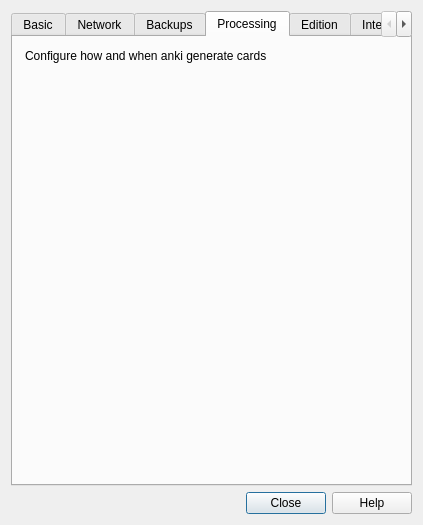
Old version of the form designer/preferences.ui in the repository Arthur-Milchior/anki.
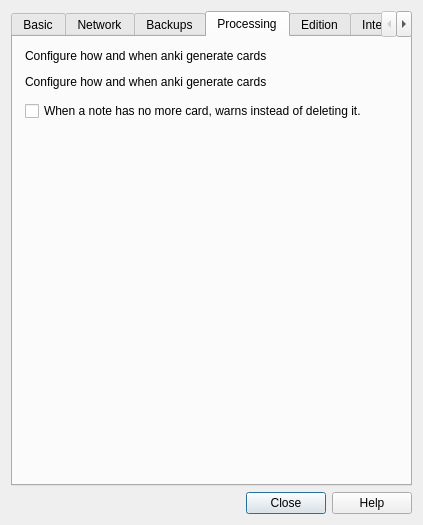
New version of the form. The open tabs and pages were chosen to show the change.

Commit message: Preference keepEmptyNote

The edit to the form file:
```diff
--- a/designer/preferences.ui
+++ b/designer/preferences.ui
@@ -459,6 +459,23 @@
          </property>
         </widget>
        </item>
+       <item>
+        <widget class="QLabel" name="label_12">
+         <property name="text">
+          <string>&lt;html&gt;&lt;head/&gt;&lt;body&gt;&lt;p&gt;Configure how and when anki generate cards&lt;/p&gt;&lt;/body&gt;&lt;/html&gt;</string>
+         </property>
+         <property name="wordWrap">
+          <bool>true</bool>
+         </property>
+        </widget>
+       </item>
+       <item>
+        <widget class="QCheckBox" name="keepEmptyNote">
+         <property name="text">
+          <string>When a note has no more card, warns instead of deleting it.</string>
+         </property>
+        </widget>
+       </item>
        <item>
         <spacer name="verticalSpacer">
          <property name="orientation">
```
The commit also changes 1 other file.
